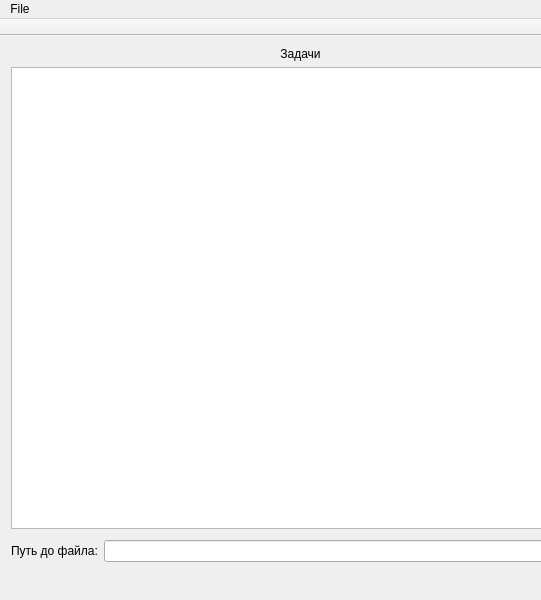
The window that app/LightTaskManager/views/mainwindow.ui (moevm/gui-1h2018-06) describes before a commit, drawn with Qt 5; both pictures show x 0 to 541 and y 0 to 600 of the 800 by 600 pixel window.
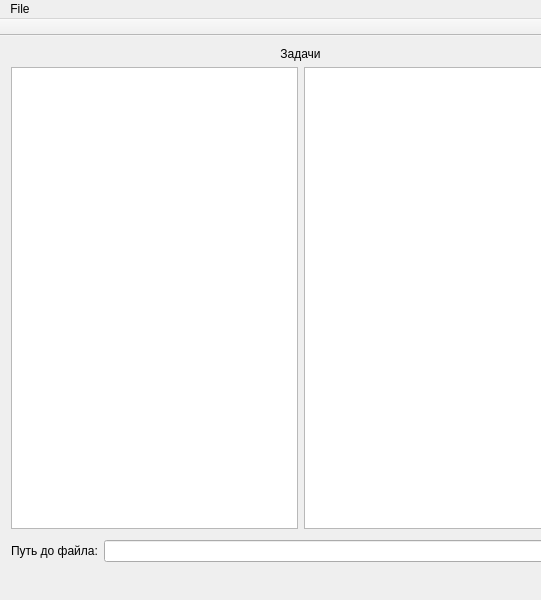
The same window after the commit. Icons and pictures are not drawn.

Commit message: Задачи отображаются в виде списков

What changed in the file:
```diff
--- a/app/LightTaskManager/views/mainwindow.ui
+++ b/app/LightTaskManager/views/mainwindow.ui
@@ -29,7 +29,7 @@
       <property name="frameShadow">
        <enum>QFrame::Raised</enum>
       </property>
-      <layout class="QVBoxLayout" name="verticalLayout_2">
+      <layout class="QGridLayout" name="gridLayout_3">
        <property name="leftMargin">
         <number>0</number>
        </property>
@@ -42,7 +42,23 @@
        <property name="bottomMargin">
         <number>0</number>
        </property>
-       <item>
+       <item row="2" column="1">
+        <widget class="QListWidget" name="completedListWidget">
+         <property name="dragEnabled">
+          <bool>true</bool>
+         </property>
+         <property name="dragDropMode">
+          <enum>QAbstractItemView::DragDrop</enum>
+         </property>
+         <property name="defaultDropAction">
+          <enum>Qt::MoveAction</enum>
+         </property>
+         <property name="alternatingRowColors">
+          <bool>true</bool>
+         </property>
+        </widget>
+       </item>
+       <item row="0" column="0" colspan="2">
         <widget class="QLabel" name="taskContainerLabel">
          <property name="text">
           <string>Задачи</string>
@@ -52,8 +68,8 @@
          </property>
         </widget>
        </item>
-       <item>
-        <widget class="QTableWidget" name="taskContainerTableWidget">
+       <item row="2" column="0">
+        <widget class="QListWidget" name="todoListWidget">
          <property name="editTriggers">
           <set>QAbstractItemView::NoEditTriggers</set>
          </property>
@@ -69,33 +85,6 @@
          <property name="alternatingRowColors">
           <bool>true</bool>
          </property>
-         <property name="selectionMode">
-          <enum>QAbstractItemView::SingleSelection</enum>
-         </property>
-         <property name="showGrid">
-          <bool>true</bool>
-         </property>
-         <property name="gridStyle">
-          <enum>Qt::DashLine</enum>
-         </property>
-         <property name="sortingEnabled">
-          <bool>false</bool>
-         </property>
-         <attribute name="horizontalHeaderVisible">
-          <bool>true</bool>
-         </attribute>
-         <attribute name="horizontalHeaderCascadingSectionResizes">
-          <bool>false</bool>
-         </attribute>
-         <attribute name="horizontalHeaderStretchLastSection">
-          <bool>false</bool>
-         </attribute>
-         <attribute name="verticalHeaderVisible">
-          <bool>false</bool>
-         </attribute>
-         <attribute name="verticalHeaderStretchLastSection">
-          <bool>false</bool>
-         </attribute>
         </widget>
        </item>
       </layout>
```
The commit also changes 2 other files.
